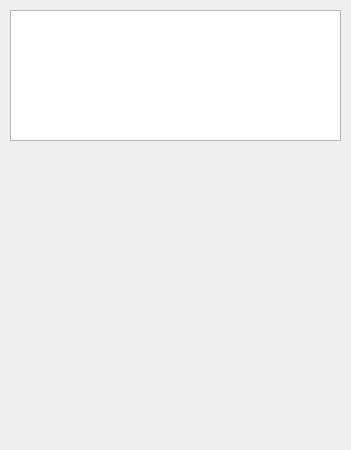
Before: the Qt Designer form src/search/findchooser.ui in Vladimirsky555/Books, drawn with Qt 5.
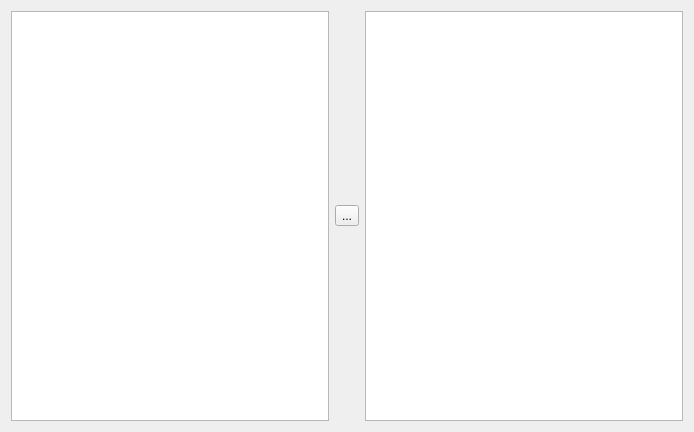
After: the same form once the commit is applied. Icons and pictures are not drawn.

Diff of the .ui file:
```diff
--- a/src/search/findchooser.ui
+++ b/src/search/findchooser.ui
@@ -6,10 +6,16 @@
    <rect>
     <x>0</x>
     <y>0</y>
-    <width>351</width>
-    <height>450</height>
+    <width>694</width>
+    <height>432</height>
    </rect>
   </property>
+  <property name="sizePolicy">
+   <sizepolicy hsizetype="Preferred" vsizetype="Preferred">
+    <horstretch>0</horstretch>
+    <verstretch>0</verstretch>
+   </sizepolicy>
+  </property>
   <property name="minimumSize">
    <size>
     <width>351</width>
@@ -25,16 +31,55 @@
   <property name="windowTitle">
    <string>Dialog</string>
   </property>
-  <widget class="QListWidget" name="listWidget">
-   <property name="geometry">
-    <rect>
-     <x>10</x>
-     <y>10</y>
-     <width>331</width>
-     <height>131</height>
-    </rect>
+  <layout class="QHBoxLayout" name="horizontalLayout">
+   <item>
+    <widget class="QListWidget" name="lstSource"/>
+   </item>
+   <item>
+    <layout class="QVBoxLayout" name="verticalLayout">
+     <item>
+      <widget class="QToolButton" name="btnOk">
+       <property name="sizePolicy">
+        <sizepolicy hsizetype="Preferred" vsizetype="Fixed">
+         <horstretch>0</horstretch>
+         <verstretch>0</verstretch>
+        </sizepolicy>
+       </property>
+       <property name="text">
+        <string>...</string>
+       </property>
+       <property name="icon">
+        <iconset>
+         <normalon>:/images/ok.png</normalon>
+        </iconset>
+       </property>
+       <property name="iconSize">
+        <size>
+         <width>80</width>
+         <height>30</height>
+        </size>
+       </property>
+      </widget>
+     </item>
+    </layout>
+   </item>
+   <item>
+    <widget class="QListWidget" name="lstDest">
+     <property name="spacing">
+      <number>0</number>
+     </property>
+    </widget>
+   </item>
+  </layout>
+  <action name="actionChoose">
+   <property name="icon">
+    <iconset resource="../../bin/images.qrc">
+     <normaloff>:/images/ok.png</normaloff>:/images/ok.png</iconset>
    </property>
-  </widget>
+   <property name="text">
+    <string>Выбрать для поиска</string>
+   </property>
+  </action>
  </widget>
  <resources/>
  <connections/>
```
Left out of the diff: 4 changed lines with no effect on the pictures.
